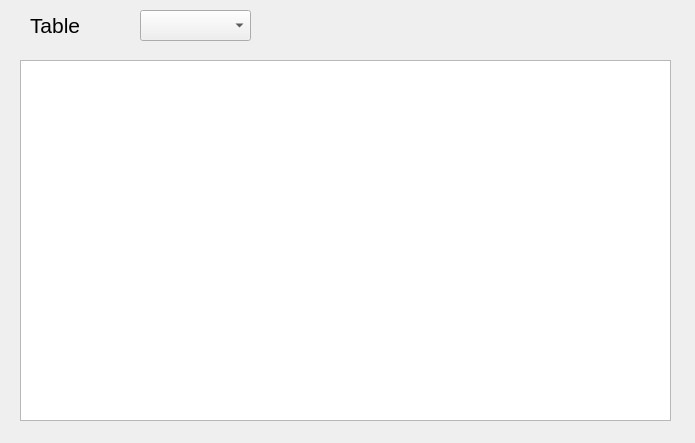
minno22/RugbyAnalyser, file viewdb.ui: the form before one commit.
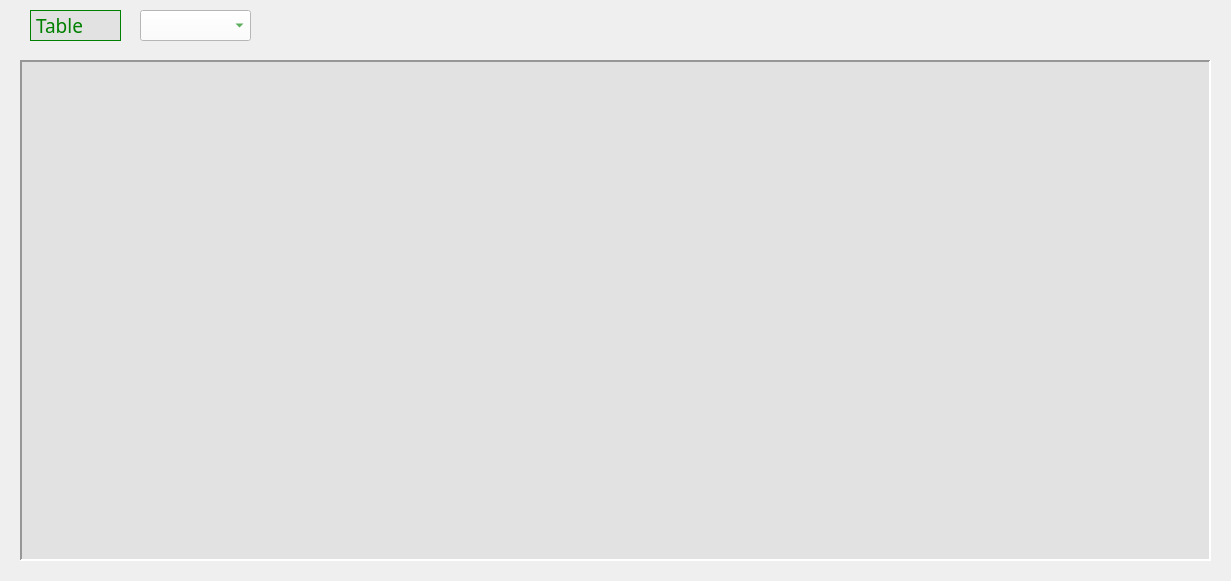
The form after the commit. Icons and pictures are not drawn.

```diff
--- a/viewdb.ui
+++ b/viewdb.ui
@@ -6,22 +6,47 @@
    <rect>
     <x>0</x>
     <y>0</y>
-    <width>695</width>
-    <height>443</height>
+    <width>1231</width>
+    <height>581</height>
    </rect>
   </property>
   <property name="windowTitle">
    <string>Dialog</string>
   </property>
+  <property name="styleSheet">
+   <string notr="true">QDialog{background-image: url(:/new/prefix1/Assets/Background1.jpg) }
+
+QLabel{color:green; background-color:rgb(226, 226, 226); font: 14pt &quot;Arial Rounded MT Bold&quot;;}
+
+
+QPushButton { color: green; background-color:white }
+
+QComboBox {color:green; background-color:white}</string>
+  </property>
   <widget class="QTextBrowser" name="textBrowser">
    <property name="geometry">
     <rect>
      <x>20</x>
      <y>60</y>
-     <width>651</width>
-     <height>361</height>
+     <width>1191</width>
+     <height>501</height>
     </rect>
    </property>
+   <property name="font">
+    <font>
+     <family>Arial Rounded MT Bold</family>
+     <pointsize>9</pointsize>
+    </font>
+   </property>
+   <property name="styleSheet">
+    <string notr="true">background-color: rgb(226, 226, 226);</string>
+   </property>
+   <property name="frameShape">
+    <enum>QFrame::Panel</enum>
+   </property>
+   <property name="lineWidth">
+    <number>2</number>
+   </property>
   </widget>
   <widget class="QLabel" name="lblTable">
    <property name="geometry">
@@ -34,9 +59,16 @@
    </property>
    <property name="font">
     <font>
-     <pointsize>16</pointsize>
+     <family>Arial Rounded MT Bold</family>
+     <pointsize>14</pointsize>
+     <weight>50</weight>
+     <italic>false</italic>
+     <bold>false</bold>
     </font>
    </property>
+   <property name="frameShape">
+    <enum>QFrame::Panel</enum>
+   </property>
    <property name="text">
     <string>Table</string>
    </property>
```
